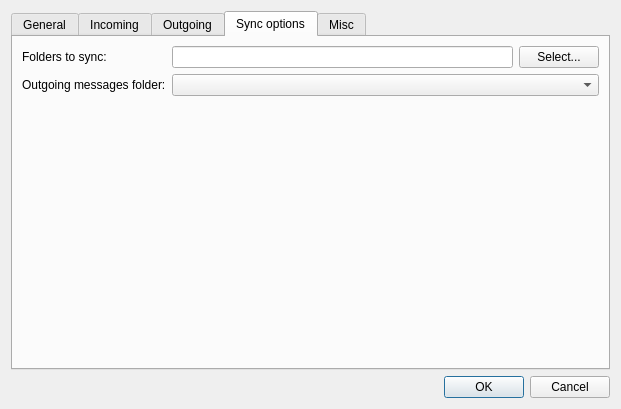
Qt form src/plugins/snails/accountconfigdialog.ui (0xd34df00d/leechcraft) before a commit.
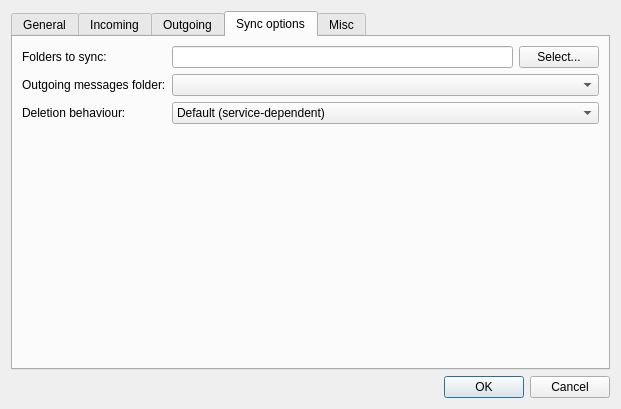
The same form after that commit. The open tabs and pages were chosen to show the change.

Commit message: [Snails] AccountConfigDialog::{G,S}etDeleteBehaviour().

Diff of the .ui file:
```diff
--- a/src/plugins/snails/accountconfigdialog.ui
+++ b/src/plugins/snails/accountconfigdialog.ui
@@ -7,7 +7,7 @@
     <x>0</x>
     <y>0</y>
     <width>621</width>
-    <height>355</height>
+    <height>371</height>
    </rect>
   </property>
   <property name="windowTitle">
@@ -430,6 +430,32 @@
          <item row="1" column="1">
           <widget class="QComboBox" name="OutgoingFolder_"/>
          </item>
+         <item row="2" column="0">
+          <widget class="QLabel" name="label_16">
+           <property name="text">
+            <string>Deletion behaviour:</string>
+           </property>
+          </widget>
+         </item>
+         <item row="2" column="1">
+          <widget class="QComboBox" name="DeletionBehaviour_">
+           <item>
+            <property name="text">
+             <string>Default (service-dependent)</string>
+            </property>
+           </item>
+           <item>
+            <property name="text">
+             <string>Delete and expunge</string>
+            </property>
+           </item>
+           <item>
+            <property name="text">
+             <string>Move to trash</string>
+            </property>
+           </item>
+          </widget>
+         </item>
         </layout>
        </item>
        <item>
```
The commit also changes 2 other files.
